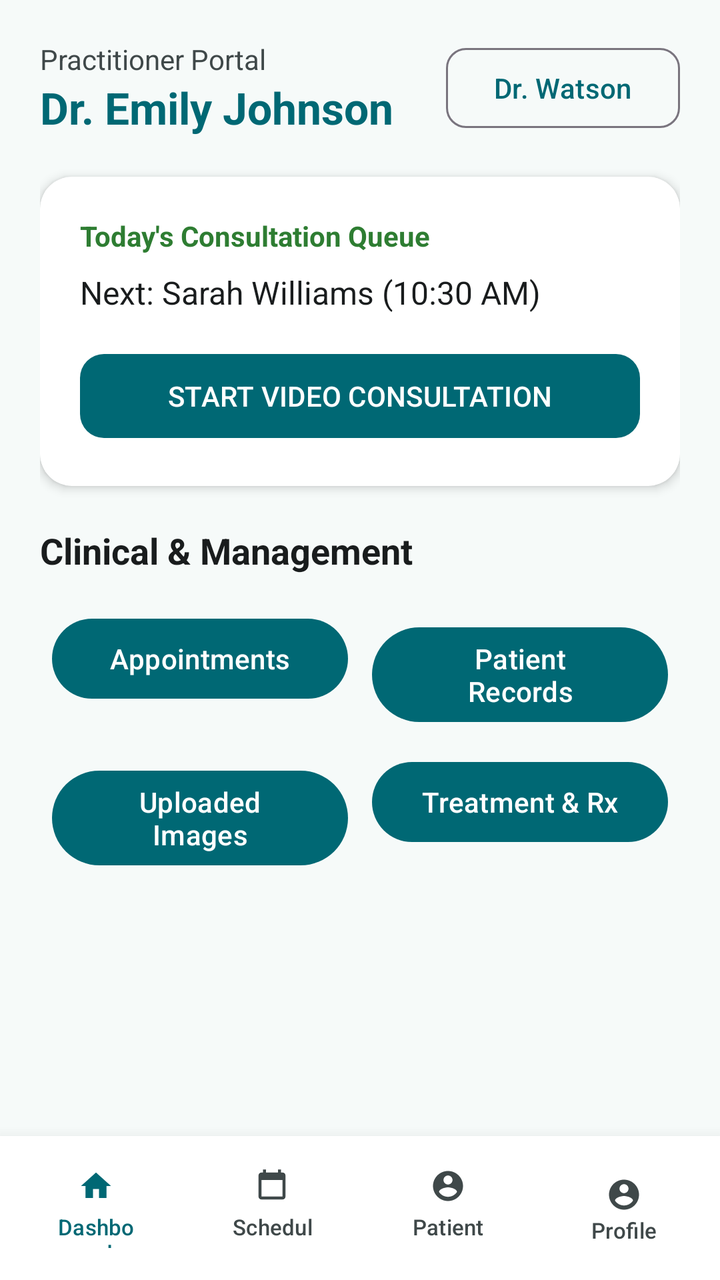
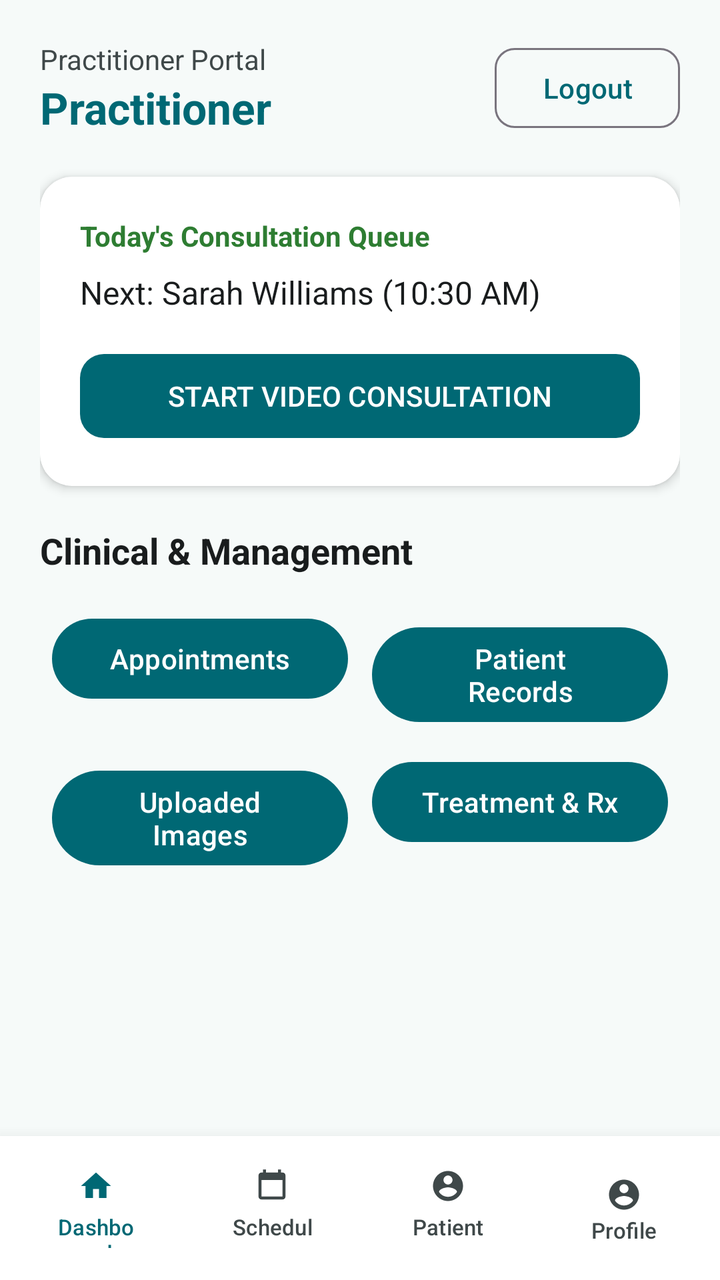

An Android layout rendered at two revisions. The XML below is the earlier revision; the diff shows what the commit changed to produce the second picture.
<!-- AndroidManifest.xml: application theme Theme.TeledentistryProject -->
<!-- res/layout/activity_dentist_home.xml -->
<?xml version="1.0" encoding="utf-8"?>
<RelativeLayout xmlns:android="http://schemas.android.com/apk/res/android"
    xmlns:app="http://schemas.android.com/apk/res-auto"
    android:layout_width="match_parent"
    android:layout_height="match_parent"
    android:background="@color/dental_background">

    <ScrollView
        android:layout_width="match_parent"
        android:layout_height="match_parent"
        android:layout_above="@id/bottomNavContainer"
        android:fillViewport="true">

        <LinearLayout
            android:layout_width="match_parent"
            android:layout_height="wrap_content"
            android:orientation="vertical"
            android:padding="20dp">

            
            <LinearLayout
                android:layout_width="match_parent"
                android:layout_height="wrap_content"
                android:orientation="horizontal"
                android:gravity="center_vertical"
                android:layout_marginBottom="20dp">

                <LinearLayout
                    android:layout_width="0dp"
                    android:layout_height="wrap_content"
                    android:layout_weight="1"
                    android:orientation="vertical">

                    <TextView
                        android:layout_width="wrap_content"
                        android:layout_height="wrap_content"
                        android:text="Practitioner Portal"
                        android:textSize="14sp"
                        android:textColor="@color/text_secondary"/>

                    <TextView
                        android:layout_width="wrap_content"
                        android:layout_height="wrap_content"
                        android:text="Dr. Emily Johnson"
                        android:textSize="22sp"
                        android:textStyle="bold"
                        android:textColor="@color/dental_primary"/>
                </LinearLayout>

                <com.google.android.material.button.MaterialButton
                    android:id="@+id/btnPractitionerProfile"
                    android:layout_width="wrap_content"
                    android:layout_height="wrap_content"
                    android:text="Dr. Watson"
                    style="?attr/materialButtonOutlinedStyle"
                    app:cornerRadius="10dp"/>
            </LinearLayout>

            
            <androidx.cardview.widget.CardView
                android:layout_width="match_parent"
                android:layout_height="wrap_content"
                android:layout_marginBottom="20dp"
                app:cardCornerRadius="16dp"
                app:cardElevation="3dp"
                app:cardBackgroundColor="@color/dental_surface">

                <LinearLayout
                    android:layout_width="match_parent"
                    android:layout_height="wrap_content"
                    android:orientation="vertical"
                    android:padding="20dp">

                    <TextView
                        android:layout_width="wrap_content"
                        android:layout_height="wrap_content"
                        android:text="Today's Consultation Queue"
                        android:textStyle="bold"
                        android:textColor="@color/success_green"
                        android:layout_marginBottom="8dp"/>

                    <TextView
                        android:id="@+id/tvNextPatient"
                        android:layout_width="wrap_content"
                        android:layout_height="wrap_content"
                        android:text="Next: Sarah Williams (10:30 AM)"
                        android:textSize="16sp"
                        android:textColor="@color/text_primary"
                        android:layout_marginBottom="16dp"/>

                    <com.google.android.material.button.MaterialButton
                        android:id="@+id/btnStartConsultation"
                        android:layout_width="match_parent"
                        android:layout_height="50dp"
                        android:text="START VIDEO CONSULTATION"
                        app:cornerRadius="12dp"/>
                </LinearLayout>
            </androidx.cardview.widget.CardView>

            
            <TextView
                android:layout_width="wrap_content"
                android:layout_height="wrap_content"
                android:text="Clinical &amp; Management"
                android:textStyle="bold"
                android:textSize="18sp"
                android:textColor="@color/text_primary"
                android:layout_marginBottom="12dp"/>

            <GridLayout
                android:layout_width="match_parent"
                android:layout_height="wrap_content"
                android:columnCount="2"
                android:alignmentMode="alignMargins"
                android:columnOrderPreserved="false">

                <Button
                    android:id="@+id/btnViewAppointments"
                    android:layout_width="0dp"
                    android:layout_height="wrap_content"
                    android:layout_columnWeight="1"
                    android:layout_margin="6dp"
                    android:text="Appointments"/>

                <Button
                    android:id="@+id/btnPatientRecords"
                    android:layout_width="0dp"
                    android:layout_height="wrap_content"
                    android:layout_columnWeight="1"
                    android:layout_margin="6dp"
                    android:text="Patient Records"/>

                <Button
                    android:id="@+id/btnUploadedImages"
                    android:layout_width="0dp"
                    android:layout_height="wrap_content"
                    android:layout_columnWeight="1"
                    android:layout_margin="6dp"
                    android:text="Uploaded Images"/>

                <Button
                    android:id="@+id/btnTreatmentManagement"
                    android:layout_width="0dp"
                    android:layout_height="wrap_content"
                    android:layout_columnWeight="1"
                    android:layout_margin="6dp"
                    android:text="Treatment &amp; Rx"/>
            </GridLayout>

        </LinearLayout>
    </ScrollView>

    
    <androidx.cardview.widget.CardView
        android:id="@+id/bottomNavContainer"
        android:layout_width="match_parent"
        android:layout_height="72dp"
        android:layout_alignParentBottom="true"
        app:cardElevation="12dp"
        app:cardCornerRadius="0dp"
        app:cardBackgroundColor="@color/dental_surface">

        <LinearLayout
            android:layout_width="match_parent"
            android:layout_height="match_parent"
            android:orientation="horizontal"
            android:gravity="center_vertical"
            android:weightSum="4"
            android:paddingHorizontal="4dp">

            <com.google.android.material.button.MaterialButton
                android:layout_width="0dp"
                android:layout_height="60dp"
                android:layout_weight="1"
                android:text="Dashboard"
                android:textSize="11sp"
                android:textColor="@color/dental_primary"
                style="?attr/materialButtonOutlinedStyle"
                app:icon="@drawable/ic_home"
                app:iconTint="@color/dental_primary"
                app:iconGravity="textTop"
                app:strokeWidth="0dp"
                app:cornerRadius="8dp"/>

            <com.google.android.material.button.MaterialButton
                android:layout_width="0dp"
                android:layout_height="60dp"
                android:layout_weight="1"
                android:text="Schedule"
                android:textSize="11sp"
                android:textColor="@color/text_secondary"
                style="?attr/materialButtonOutlinedStyle"
                app:icon="@drawable/ic_calendar"
                app:iconTint="@color/text_secondary"
                app:iconGravity="textTop"
                app:strokeWidth="0dp"
                app:cornerRadius="8dp"/>

            <com.google.android.material.button.MaterialButton
                android:layout_width="0dp"
                android:layout_height="60dp"
                android:layout_weight="1"
                android:text="Patients"
                android:textSize="11sp"
                android:textColor="@color/text_secondary"
                style="?attr/materialButtonOutlinedStyle"
                app:icon="@drawable/ic_profile"
                app:iconTint="@color/text_secondary"
                app:iconGravity="textTop"
                app:strokeWidth="0dp"
                app:cornerRadius="8dp"/>

            <com.google.android.material.button.MaterialButton
                android:layout_width="0dp"
                android:layout_height="60dp"
                android:layout_weight="1"
                android:text="Profile"
                android:textSize="11sp"
                android:textColor="@color/text_secondary"
                style="?attr/materialButtonOutlinedStyle"
                app:icon="@drawable/ic_profile"
                app:iconTint="@color/text_secondary"
                app:iconGravity="textTop"
                app:strokeWidth="0dp"
                app:cornerRadius="8dp"/>
        </LinearLayout>
    </androidx.cardview.widget.CardView>

</RelativeLayout>
<!-- resources referenced by this layout -->
<resources>
  <color name="dental_background">#F6FAF9</color>
  <color name="dental_primary">#006874</color>
  <color name="dental_surface">#FFFFFF</color>
  <color name="success_green">#2E7D32</color>
  <color name="text_primary">#191C1D</color>
  <color name="text_secondary">#3F4849</color>
  <!-- drawable ic_calendar (drawable) -->
  <vector xmlns:android="http://schemas.android.com/apk/res/android"
      android:width="24dp"
      android:height="24dp"
      android:viewportWidth="24"
      android:viewportHeight="24">
    <path
        android:fillColor="@color/dental_primary"
        android:pathData="M19,3h-1V1h-2v2H8V1H6v2H5C3.89,3 3,3.9 3,5v14c0,1.1 0.89,2 2,2h14c1.1,0 2-0.9 2-2V5C21,3.9 20.1,3 19,3zM19,19H5V8h14V19z"/>
  </vector>
  <!-- drawable ic_home (drawable) -->
  <vector xmlns:android="http://schemas.android.com/apk/res/android"
      android:width="24dp"
      android:height="24dp"
      android:viewportWidth="24"
      android:viewportHeight="24">
    <path
        android:fillColor="@color/dental_primary"
        android:pathData="M10,20v-6h4v6h5v-8h3L12,3 2,12h3v8z"/>
  </vector>
  <!-- drawable ic_profile (drawable) -->
  <vector xmlns:android="http://schemas.android.com/apk/res/android"
      android:width="24dp"
      android:height="24dp"
      android:viewportWidth="24"
      android:viewportHeight="24">
    <path
        android:fillColor="@color/dental_primary"
        android:pathData="M12,2C6.48,2 2,6.48 2,12s4.48,10 10,10 10-4.48 10-10S17.52,2 12,2zm0,3c1.66,0 3,1.34 3,3s-1.34,3 -3,3-3-1.34-3-3 1.34-3 3-3zm0,14.2c-2.5,0 -4.71-1.28 -6-3.22 0.03-1.99 4-3.08 6-3.08 1.99,0 5.97,1.09 6,3.08-1.29,1.94-3.5,3.22-6,3.22z"/>
  </vector>
  <style name="Theme.TeledentistryProject" parent="Base.Theme.TeledentistryProject" />
  <style name="Base.Theme.TeledentistryProject" parent="Theme.Material3.DayNight.NoActionBar">
          <item name="colorPrimary">@color/dental_primary</item>
          <item name="colorSecondary">@color/dental_secondary</item>
          <item name="android:windowBackground">@color/dental_background</item>
          <item name="colorSurface">@color/dental_surface</item>
      </style>
  <color name="dental_secondary">#00A3B4</color>
</resources>

<!-- the commit's change to res/layout/activity_dentist_home.xml (unified diff, before → after) -->
@@ -39,19 +39,21 @@
                         android:textColor="@color/text_secondary"/>
 
                     <TextView
-                        android:layout_width="wrap_content"
-                        android:layout_height="wrap_content"
-                        android:text="Dr. Emily Johnson"
+                        android:id="@+id/tvPractitionerName"
+                        android:layout_width="wrap_content"
+                        android:layout_height="wrap_content"
+                        android:text="Practitioner"
                         android:textSize="22sp"
                         android:textStyle="bold"
                         android:textColor="@color/dental_primary"/>
                 </LinearLayout>
 
                 <com.google.android.material.button.MaterialButton
-                    android:id="@+id/btnPractitionerProfile"
+                    android:id="@+id/btnPractitionerLogout"
                     android:layout_width="wrap_content"
                     android:layout_height="wrap_content"
-                    android:text="Dr. Watson"
+                    android:text="Logout"
+                    android:textAllCaps="false"
                     style="?attr/materialButtonOutlinedStyle"
                     app:cornerRadius="10dp"/>
             </LinearLayout>
